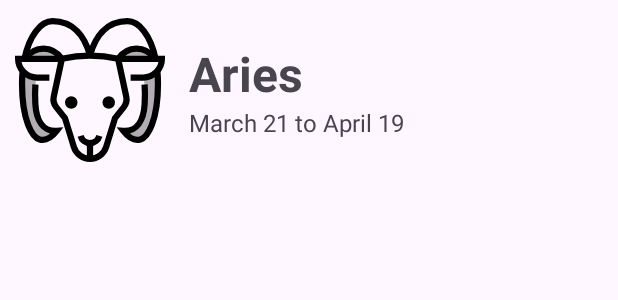
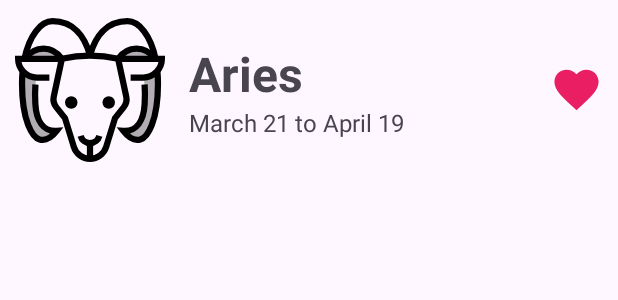
Before and after one commit to RafaelLibrero/Horoscopo, an Android app: the layout item_horoscope.xml on its own in the app's theme, with its tools: preview values and no code run, on a phone screen of 412 x 824 dp. Shown: the top 300 px of the screen. Run offline under Robolectric (Android 15) with nearby library versions, the phone set to English and light mode, and no system bars.

Commit message:
Visible favorite in MainActivity

```diff
--- a/app/src/main/java/com/example/horoscopo/activities/MainActivity.kt
+++ b/app/src/main/java/com/example/horoscopo/activities/MainActivity.kt
@@ -33,6 +33,11 @@ class MainActivity : AppCompatActivity() {
         }
 
         initComponents()
+        initUI()
+    }
+
+    override fun onResume() {
+        super.onResume()
         initUI()
     }
 
--- a/app/src/main/res/layout/item_horoscope.xml
+++ b/app/src/main/res/layout/item_horoscope.xml
@@ -10,12 +10,13 @@
         android:id="@+id/ivIcon"
         android:layout_width="100dp"
         android:layout_height="100dp"
-        tools:src="@drawable/aries_icon"/>
+        tools:src="@drawable/aries_icon" />
 
     <LinearLayout
-        android:layout_width="match_parent"
+        android:layout_width="0dp"
         android:layout_height="100dp"
         android:layout_marginHorizontal="16dp"
+        android:layout_weight="1"
         android:gravity="center_vertical"
         android:orientation="vertical">
 
@@ -25,16 +26,23 @@
             android:layout_height="wrap_content"
             android:textSize="32sp"
             android:textStyle="bold"
-            tools:text="@string/horoscope_name_aries"/>
+            tools:text="@string/horoscope_name_aries" />
 
         <TextView
             android:id="@+id/tvDates"
             android:layout_width="wrap_content"
             android:layout_height="wrap_content"
             android:textSize="16sp"
-            tools:text="@string/horoscope_date_aries"
-            />
+            tools:text="@string/horoscope_date_aries" />
 
     </LinearLayout>
 
+    <ImageView
+        android:id="@+id/ivFavorite"
+        android:layout_width="35dp"
+        android:layout_height="35dp"
+        android:layout_gravity="center_vertical"
+        android:src="@drawable/ic_favorite_selected"
+        app:tint="@color/favorite" />
+
 </androidx.appcompat.widget.LinearLayoutCompat>
```
Also changed, not shown: app/src/main/java/com/example/horoscopo/HoroscopeViewHolder.kt (+11 -0 lines).
